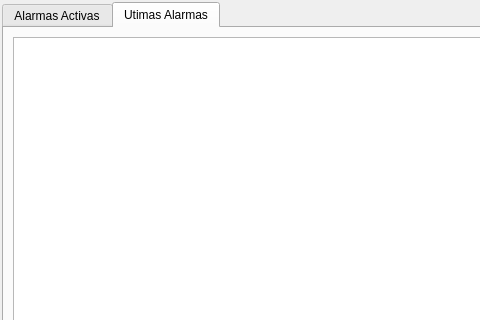
Qt form HMI/src/AlarmsWdg.ui (DaniAlfa/Turbine_Governor) before a commit; both pictures show x 0 to 480 and y 0 to 320 of the 885 by 611 pixel window.
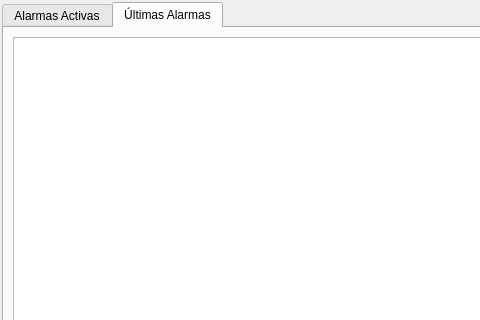
The same form after that commit. The open tabs and pages were chosen to show the change.

What changed in the file:
```diff
--- a/HMI/src/AlarmsWdg.ui
+++ b/HMI/src/AlarmsWdg.ui
@@ -53,7 +53,7 @@
      </widget>
      <widget class="QWidget" name="page2">
       <attribute name="title">
-       <string>Utimas Alarmas</string>
+       <string>Últimas Alarmas</string>
       </attribute>
       <layout class="QHBoxLayout" name="horizontalLayout_2">
        <item>
```
Left out of the diff: 17 changed lines with no effect on the pictures.
